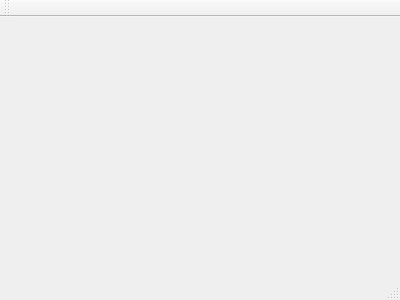
Above: mainwindow.ui from huangyikun11/QtProject before the change. Below: the same form after it.
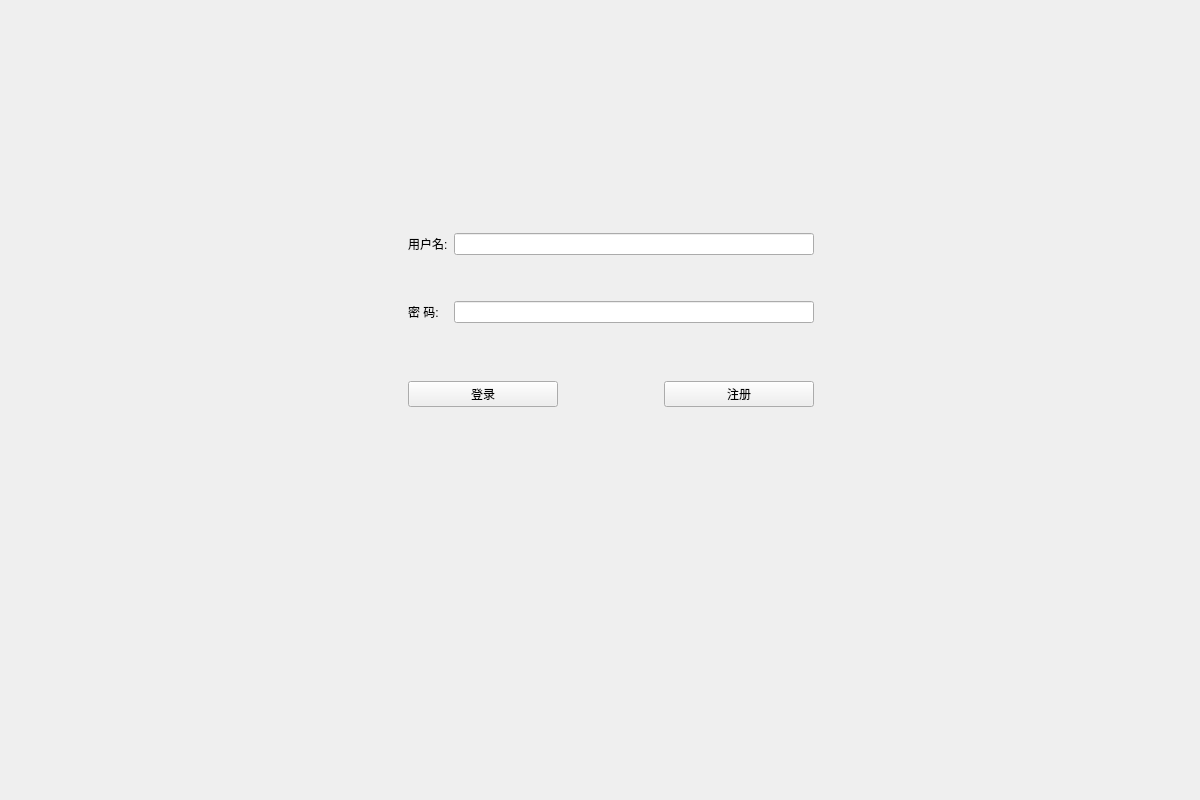
That is the form after the change.

```diff
--- a/mainwindow.ui
+++ b/mainwindow.ui
@@ -1,24 +1,257 @@
 <ui version="4.0">
  <class>MainWindow</class>
- <widget class="QMainWindow" name="MainWindow" >
-  <property name="geometry" >
+ <widget class="QMainWindow" name="MainWindow">
+  <property name="geometry">
    <rect>
     <x>0</x>
     <y>0</y>
-    <width>400</width>
-    <height>300</height>
+    <width>1200</width>
+    <height>800</height>
    </rect>
   </property>
   <property name="windowTitle" >
    <string>MainWindow</string>
   </property>
-  <widget class="QMenuBar" name="menuBar" />
-  <widget class="QToolBar" name="mainToolBar" />
-  <widget class="QWidget" name="centralWidget" />
-  <widget class="QStatusBar" name="statusBar" />
+  <widget class="QWidget" name="centralWidget">
+   <layout class="QHBoxLayout" name="horizontalLayout_3">
+    <item>
+     <widget class="QStackedWidget" name="stackedWidget">
+      <property name="currentIndex">
+       <number>0</number>
+      </property>
+      <widget class="QWidget" name="page1">
+       <widget class="QWidget" name="loginWidget" native="true">
+        <property name="geometry">
+         <rect>
+          <x>375</x>
+          <y>200</y>
+          <width>450</width>
+          <height>300</height>
+         </rect>
+        </property>
+        <property name="sizePolicy">
+         <sizepolicy hsizetype="Fixed" vsizetype="Fixed">
+          <horstretch>0</horstretch>
+          <verstretch>0</verstretch>
+         </sizepolicy>
+        </property>
+        <layout class="QVBoxLayout" name="verticalLayout">
+         <item>
+          <widget class="QWidget" name="widget" native="true">
+           <layout class="QGridLayout" name="gridLayout">
+            <item row="2" column="0" colspan="2">
+             <widget class="QLabel" name="keyWord">
+              <property name="text">
+               <string>密 码:</string>
+              </property>
+             </widget>
+            </item>
+            <item row="2" column="2">
+             <widget class="QLineEdit" name="keyWordEdit"/>
+            </item>
+            <item row="0" column="0" colspan="2">
+             <widget class="QLabel" name="userName">
+              <property name="text">
+               <string>用户名:</string>
+              </property>
+             </widget>
+            </item>
+            <item row="0" column="2">
+             <widget class="QLineEdit" name="userNameEdit"/>
+            </item>
+            <item row="1" column="2">
+             <spacer name="verticalSpacer">
+              <property name="orientation">
+               <enum>Qt::Vertical</enum>
+              </property>
+              <property name="sizeType">
+               <enum>QSizePolicy::Fixed</enum>
+              </property>
+              <property name="sizeHint" stdset="0">
+               <size>
+                <width>20</width>
+                <height>40</height>
+               </size>
+              </property>
+             </spacer>
+            </item>
+           </layout>
+          </widget>
+         </item>
+         <item>
+          <spacer name="verticalSpacer_3">
+           <property name="orientation">
+            <enum>Qt::Vertical</enum>
+           </property>
+           <property name="sizeType">
+            <enum>QSizePolicy::Fixed</enum>
+           </property>
+           <property name="sizeHint" stdset="0">
+            <size>
+             <width>20</width>
+             <height>30</height>
+            </size>
+           </property>
+          </spacer>
+         </item>
+         <item>
+          <widget class="QWidget" name="widget_3" native="true">
+           <property name="enabled">
+            <bool>true</bool>
+           </property>
+           <layout class="QHBoxLayout" name="horizontalLayout">
+            <item>
+             <widget class="QPushButton" name="login">
+              <property name="text">
+               <string>登录</string>
+              </property>
+             </widget>
+            </item>
+            <item>
+             <spacer name="horizontalSpacer">
+              <property name="orientation">
+               <enum>Qt::Horizontal</enum>
+              </property>
+              <property name="sizeType">
+               <enum>QSizePolicy::Fixed</enum>
+              </property>
+              <property name="sizeHint" stdset="0">
+               <size>
+                <width>100</width>
+                <height>20</height>
+               </size>
+              </property>
+             </spacer>
+            </item>
+            <item>
+             <widget class="QPushButton" name="regist">
+              <property name="text">
+               <string>注册</string>
+              </property>
+             </widget>
+            </item>
+           </layout>
+          </widget>
+         </item>
+         <item>
+          <spacer name="verticalSpacer_2">
+           <property name="orientation">
+            <enum>Qt::Vertical</enum>
+           </property>
+           <property name="sizeHint" stdset="0">
+            <size>
+             <width>20</width>
+             <height>20</height>
+            </size>
+           </property>
+          </spacer>
+         </item>
+        </layout>
+       </widget>
+      </widget>
+      <widget class="QWidget" name="page2">
+       <widget class="QWidget" name="setTarget" native="true">
+        <property name="geometry">
+         <rect>
+          <x>400</x>
+          <y>0</y>
+          <width>400</width>
+          <height>800</height>
+         </rect>
+        </property>
+        <layout class="QVBoxLayout" name="verticalLayout_5">
+         <item>
+          <widget class="QLabel" name="label">
+           <property name="font">
+            <font>
+             <family>Algerian</family>
+             <pointsize>15</pointsize>
+             <bold>false</bold>
+            </font>
+           </property>
+           <property name="text">
+            <string>请完善以下信息:</string>
+           </property>
+          </widget>
+         </item>
+         <item>
+          <widget class="QGroupBox" name="groupBox">
+           <property name="title">
+            <string>您的性别:</string>
+           </property>
+           <layout class="QVBoxLayout" name="verticalLayout_2">
+            <item>
+             <widget class="QRadioButton" name="radioButton">
+              <property name="text">
+               <string>男</string>
+              </property>
+             </widget>
+            </item>
+            <item>
+             <widget class="QRadioButton" name="radioButton_2">
+              <property name="text">
+               <string>女</string>
+              </property>
+             </widget>
+            </item>
+           </layout>
+          </widget>
+         </item>
+         <item>
+          <widget class="QGroupBox" name="groupBox_2">
+           <property name="title">
+            <string>您的目标:</string>
+           </property>
+           <layout class="QVBoxLayout" name="verticalLayout_3">
+            <item>
+             <widget class="QRadioButton" name="radioButton_3">
+              <property name="text">
+               <string>增肌</string>
+              </property>
+             </widget>
+            </item>
+            <item>
+             <widget class="QRadioButton" name="radioButton_4">
+              <property name="text">
+               <string>减脂</string>
+              </property>
+             </widget>
+            </item>
+            <item>
+             <widget class="QRadioButton" name="radioButton_5">
+              <property name="text">
+               <string>保持体重</string>
+              </property>
+             </widget>
+            </item>
+           </layout>
+          </widget>
+         </item>
+         <item>
+          <widget class="QWidget" name="weight" native="true">
+           <layout class="QHBoxLayout" name="horizontalLayout_2">
+            <item>
+             <widget class="QLabel" name="weightLabel">
+              <property name="text">
+               <string>您现在的体重:</string>
+              </property>
+             </widget>
+            </item>
+            <item>
+             <widget class="QLineEdit" name="weightEdit"/>
+            </item>
+           </layout>
+          </widget>
+         </item>
+        </layout>
+       </widget>
+      </widget>
+     </widget>
+    </item>
+   </layout>
+  </widget>
  </widget>
- <layoutDefault spacing="6" margin="11" />
- <pixmapfunction></pixmapfunction>
+ <layoutdefault spacing="6" margin="11"/>
  <resources/>
  <connections/>
 </ui>
```
Left out of the diff: 5 changed lines with no effect on the pictures.
